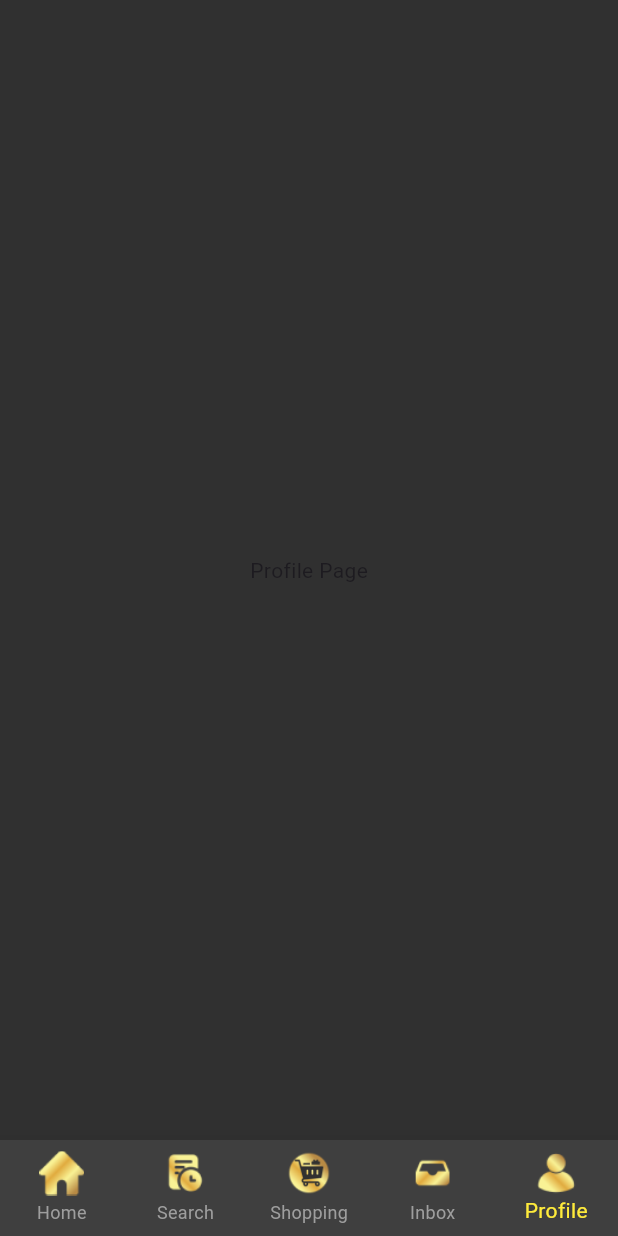
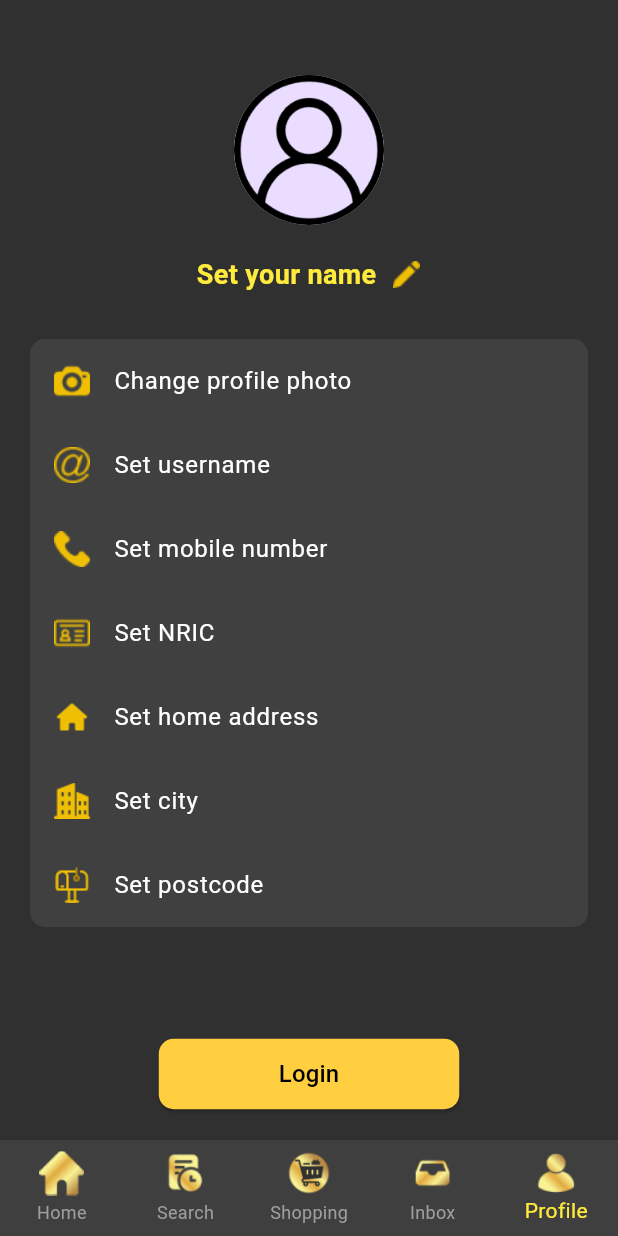
Before and after one commit to intanaqilah-mf/kitatongtong, a Flutter app: the screen it shows after launch, item 5 of the bottom bar chosen, on a phone screen of 412 x 824 dp. Run offline on Flutter 3.47's test engine with Material 3 defaults, Android fonts, the phone set to English and light mode, and no system bars; our stand-ins replace cloud_firestore, file_picker, firebase_core; missing offline and left inert: syncfusion_flutter_pdfviewer; accounts and stored records are empty.

Commit message:
add personal details page

```diff
--- /dev/null
+++ b/lib/pages/profilePage.dart
@@ -0,0 +1,113 @@
+import 'package:flutter/material.dart';
+import '../widgets/bottomNavBar.dart';
+
+class ProfilePage extends StatelessWidget {
+  @override
+  Widget build(BuildContext context) {
+    return Scaffold(
+      body: Column(
+        children: [
+          SizedBox(height: 50),
+          Center(
+            child: Column(
+              children: [
+                // Profile Picture
+                CircleAvatar(
+                  radius: 50,
+                  backgroundImage: AssetImage('assets/profileNotLogin.png'),
+                ),
+                SizedBox(height: 20),
+                // Name Section
+                Row(
+                  mainAxisAlignment: MainAxisAlignment.center,
+                  children: [
+                    Text(
+                      "Set your name",
+                      style: TextStyle(
+                        fontSize: 18,
+                        fontWeight: FontWeight.bold,
+                        color: Colors.yellow,
+                      ),
+                    ),
+                    SizedBox(width: 10),
+                    Image.asset(
+                      'assets/pencil.png',
+                      height: 20,
+                      width: 20,
+                    ),
+                  ],
+                ),
+                SizedBox(height: 30),
+                // Profile Information
+                Container(
+                  margin: EdgeInsets.symmetric(horizontal: 20),
+                  decoration: BoxDecoration(
+                    color: Color(0xFF404040),
+                    borderRadius: BorderRadius.circular(10),
+                  ),
+                  child: Column(
+                    children: [
+                      buildProfileRow('assets/profileicon1.png', 'Change profile photo'),
+                      buildProfileRow('assets/profileicon2.png', 'Set username'),
+                      buildProfileRow('assets/profileicon3.png', 'Set mobile number'),
+                      buildProfileRow('assets/profileicon4.png', 'Set NRIC'),
+                      buildProfileRow('assets/profileicon5.png', 'Set home address'),
+                      buildProfileRow('assets/profileicon6.png', 'Set city'),
+                      buildProfileRow('assets/profileicon7.png', 'Set postcode'),
+                    ],
+                  ),
+                ),
+              ],
+            ),
+          ),
+          Spacer(),
+          Padding(
+            padding: const EdgeInsets.only(bottom: 20.0),
+            child: ElevatedButton(
+              style: ElevatedButton.styleFrom(
+                backgroundColor: Color(0xFFFFCF40),
+                foregroundColor: Colors.black,
+                shape: RoundedRectangleBorder(
+                  borderRadius: BorderRadius.circular(10),
+                ),
+                padding: EdgeInsets.symmetric(horizontal: 80, vertical: 12),
+              ),
+              onPressed: () {
+                // Add logic for login if necessary
+              },
+              child: Text(
+                "Login",
+                style: TextStyle(fontSize: 16),
+              ),
+            ),
+          ),
+        ],
+      ),
+      bottomNavigationBar: BottomNavBar(
+        selectedIndex: 4,
+        onItemTapped: (int index) {
+          if (index != 4) {
+            // Navigate to other pages
+            Navigator.pushNamed(context, '/home');
+          }
+        },
+      ),
+    );
+  }
+
+  Widget buildProfileRow(String iconPath, String text) {
+    return ListTile(
+      leading: Image.asset(
+        iconPath,
+        height: 24,
+        width: 24,
+      ),
+      title: Text(
+        text,
+        style: TextStyle(
+          color: Colors.white,
+        ),
+      ),
+    );
+  }
+}
--- a/lib/widgets/bottomNavBar.dart
+++ b/lib/widgets/bottomNavBar.dart
@@ -1,5 +1,6 @@
 import 'package:flutter/material.dart';
 import 'package:projects/pages/HomePage.dart';
+import 'package:projects/pages/ProfilePage.dart'; // Import your Profile page
 
 class BottomNavBar extends StatelessWidget {
   final int selectedIndex; // Selected index passed from the parent
@@ -17,7 +18,23 @@ class BottomNavBar extends StatelessWidget {
       selectedItemColor: Colors.yellow,
       unselectedItemColor: Colors.grey,
       currentIndex: selectedIndex,
-      onTap: onItemTapped,
+      onTap: (int index) {
+        if (index == 0) {
+          Navigator.pushReplacement(
+            context,
+            MaterialPageRoute(
+              builder: (context) => HomePage(), // Navigate to HomePage
+            ),
+          );
+        } else if (index == 4) {
+          Navigator.pushReplacement(
+            context,
+            MaterialPageRoute(
+              builder: (context) => ProfilePage(), // Navigate to ProfilePage
+            ),
+          );
+        }
+      },
       type: BottomNavigationBarType.fixed,
       items: <BottomNavigationBarItem>[
         BottomNavigationBarItem(
--- a/pubspec.yaml
+++ b/pubspec.yaml
@@ -66,10 +66,6 @@ flutter:
   # To add assets to your application, add an assets section, like this:
   assets:
     - assets/
-    - assets/uploadAsnaf.png
-    - assets/docAsnaf.png
-    - assets/trash.png
-    - assets/hourglass.png
   #   - images/a_dot_ham.jpeg
 
   # An image asset can refer to one or more resolution-specific "variants", see
```
Also changed, not shown: assets/pencil.png (added), assets/profileNotLogin.png (added), assets/profileicon1.png (added), assets/profileicon2.png (added), assets/profileicon3.png (added), assets/profileicon4.png (added), assets/profileicon5.png (added), assets/profileicon6.png (added), assets/profileicon7.png (added), assets/profileicon8.png (added).
